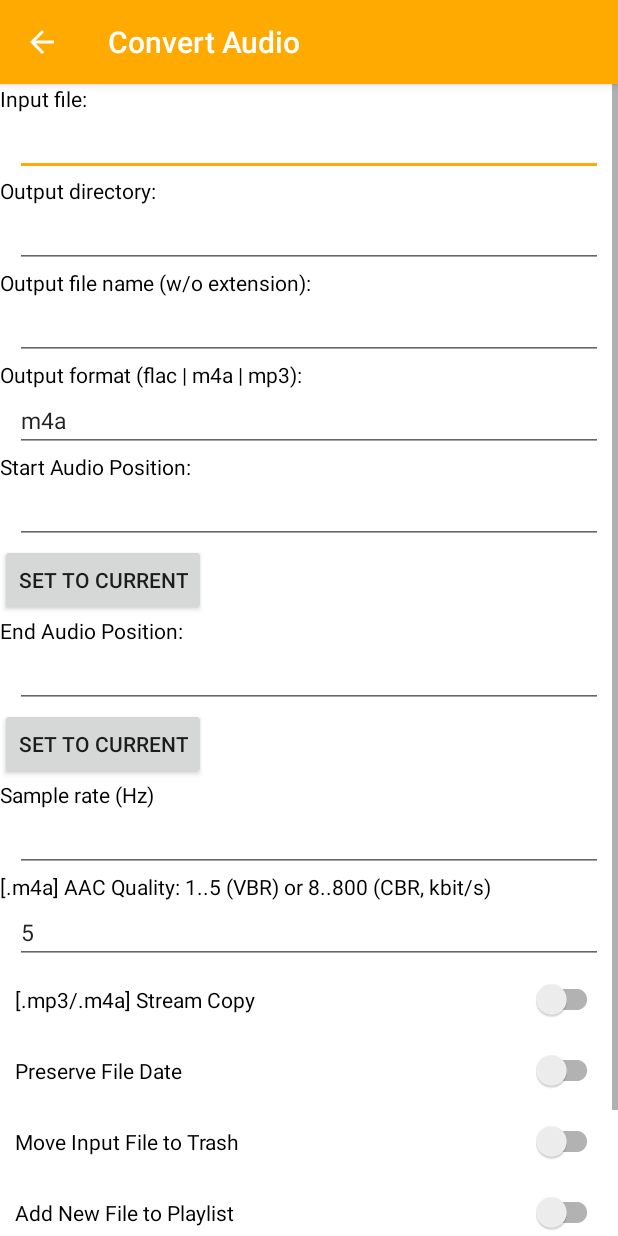
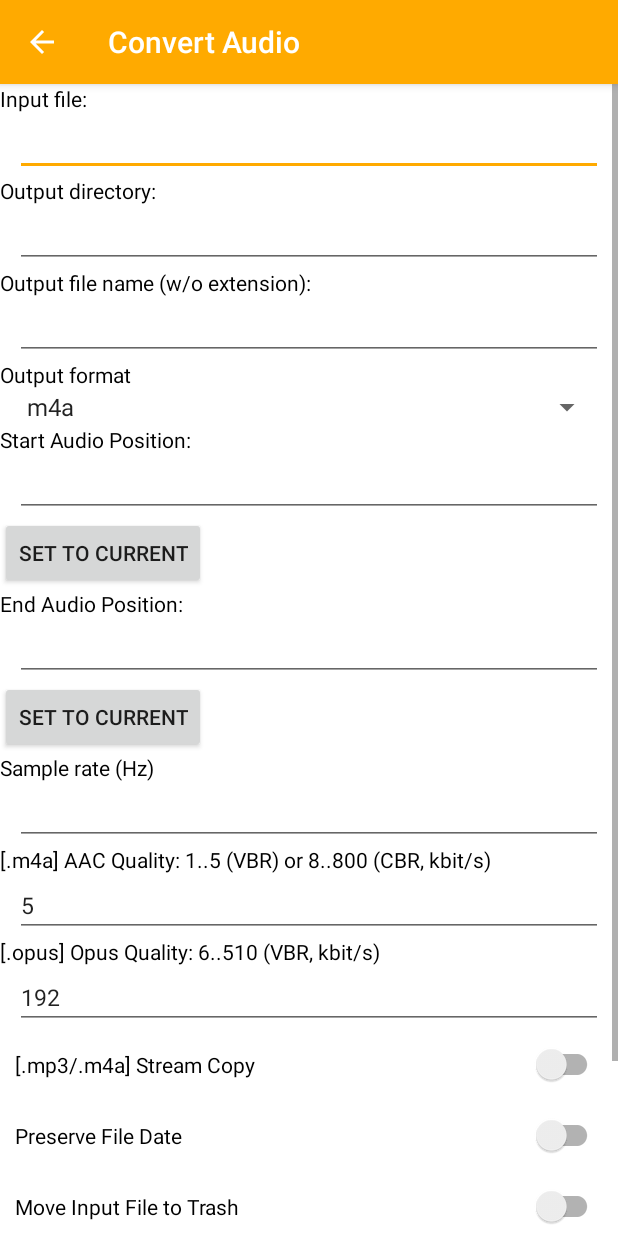
Before and after one commit to stsaz/phiola, an Android app: the screen it shows after launch (ConvertActivity), in the options menu, after a tap on "File: Convert...", on a phone screen of 412 x 824 dp. Run offline under Robolectric (Android 15) with nearby library versions, the phone set to English and light mode, and no system bars; network calls fail; pictures from the network do not load; 6 statements that could not run were skipped.

Commit message:
+ Android: Opus recording

```diff
--- a/android/phiola/src/main/java/com/github/stsaz/phiola/ConvertActivity.java
+++ b/android/phiola/src/main/java/com/github/stsaz/phiola/ConvertActivity.java
@@ -7,6 +7,7 @@ import android.os.Bundle;
 import android.os.Handler;
 import android.os.Looper;
 
+import android.widget.ArrayAdapter;
 import android.widget.Button;
 import android.widget.EditText;
 import android.widget.TextView;
@@ -51,18 +52,39 @@ public class ConvertActivity extends AppCompatActivity {
 		b.toname.setText(iname.substring(sl, pos));
 	}
 
+	private int conv_extension(String s) {
+		for (int i = 0;  i < core.setts.conv_extensions.length;  i++) {
+			if (core.setts.conv_extensions[i].equals(s))
+				return i;
+		}
+		return -1;
+	}
+
 	private void load() {
-		b.toext.setText(core.setts.conv_outext);
+		ArrayAdapter<String> adapter = new ArrayAdapter<>(
+			this,
+			android.R.layout.simple_spinner_item,
+			core.setts.conv_extensions
+		);
+		adapter.setDropDownViewResource(android.R.layout.simple_spinner_dropdown_item);
+		b.oext.setAdapter(adapter);
+		b.oext.setSelection(conv_extension(core.setts.conv_outext));
+
 		b.taacQ.setText(core.int_to_str(core.setts.conv_aac_quality));
+		b.topusQ.setText(core.int_to_str(core.setts.conv_opus_quality));
 		b.bcopy.setChecked(core.setts.conv_copy);
 	}
 
 	private void save() {
-		core.setts.conv_outext = b.toext.getText().toString();
+		core.setts.conv_outext = core.setts.conv_extensions[b.oext.getSelectedItemPosition()];
 		core.setts.conv_copy = b.bcopy.isChecked();
 		int v = core.str_to_uint(b.taacQ.getText().toString(), 0);
 		if (v != 0)
 			core.setts.conv_aac_quality = v;
+
+		v = core.str_to_uint(b.topusQ.getText().toString(), 0);
+		if (v != 0)
+			core.setts.conv_opus_quality = v;
 	}
 
 	@Override
@@ -93,6 +115,7 @@ public class ConvertActivity extends AppCompatActivity {
 		p.copy = b.bcopy.isChecked();
 		p.sample_rate = core.str_to_uint(b.tsampleRate.getText().toString(), 0);
 		p.aac_quality = core.str_to_uint(b.taacQ.getText().toString(), 0);
+		p.opus_quality = core.str_to_uint(b.topusQ.getText().toString(), 0);
 
 		if (b.bpreserveDate.isChecked())
 			p.flags |= Phiola.ConvertParams.F_DATE_PRESERVE;
@@ -100,7 +123,10 @@ public class ConvertActivity extends AppCompatActivity {
 			p.flags |= Phiola.ConvertParams.F_OVERWRITE;
 
 		iname = b.tiname.getText().toString();
-		oname = String.format("%s/%s.%s", b.todir.getText().toString(), b.toname.getText().toString(), b.toext.getText().toString());
+		oname = String.format("%s/%s.%s"
+			, b.todir.getText().toString()
+			, b.toname.getText().toString()
+			, core.setts.conv_extensions[b.oext.getSelectedItemPosition()]);
 		core.phiola.convert(iname, oname, p,
 			(result) -> {
 				Handler mloop = new Handler(Looper.getMainLooper());
--- a/android/phiola/src/main/java/com/github/stsaz/phiola/Core.java
+++ b/android/phiola/src/main/java/com/github/stsaz/phiola/Core.java
@@ -27,12 +27,27 @@ class CoreSettings {
 
 	String rec_path; // directory for recordings
 	String rec_enc, rec_fmt;
-	int enc_bitrate, rec_buf_len_ms, rec_until_sec, rec_gain_db100;
+	int rec_bitrate, rec_buf_len_ms, rec_until_sec, rec_gain_db100;
 	boolean rec_danorm, rec_exclusive;
+	static final String[] rec_formats = {
+		"AAC-LC",
+		"AAC-HE",
+		"AAC-HEv2",
+		"FLAC",
+		"Opus"
+	};
 
 	String conv_outext;
 	int conv_aac_quality;
+	int conv_opus_quality;
 	boolean conv_copy;
+	static final String[] conv_extensions = {
+		"m4a",
+		"opus",
+		"flac",
+		"wav",
+		"mp3",
+	};
 
 	CoreSettings(Core core) {
 		this.core = core;
@@ -44,12 +59,13 @@ class CoreSettings {
 
 		rec_path = "";
 		rec_enc = "AAC-LC";
-		enc_bitrate = 192;
+		rec_bitrate = 192;
 		rec_buf_len_ms = 500;
 		rec_until_sec = 3600;
 
 		conv_outext = "m4a";
 		conv_aac_quality = 5;
+		conv_opus_quality = 192;
 	}
 
 	@SuppressLint("DefaultLocale")
@@ -67,7 +83,7 @@ class CoreSettings {
 
 				String.format("rec_path %s\n", rec_path) +
 				String.format("rec_enc %s\n", rec_enc) +
-				String.format("rec_bitrate %d\n", enc_bitrate) +
+				String.format("rec_bitrate %d\n", rec_bitrate) +
 				String.format("rec_buf_len %d\n", rec_buf_len_ms) +
 				String.format("rec_until %d\n", rec_until_sec) +
 				String.format("rec_danorm %d\n", core.bool_to_int(rec_danorm)) +
@@ -76,6 +92,7 @@ class CoreSettings {
 
 				String.format("conv_outext %s\n", conv_outext) +
 				String.format("conv_aac_quality %d\n", conv_aac_quality) +
+				String.format("conv_opus_quality %d\n", conv_opus_quality) +
 				String.format("conv_copy %d\n", core.bool_to_int(conv_copy));
 	}
 
@@ -92,13 +109,15 @@ class CoreSettings {
 			rec_fmt = "m4a";
 		} else if (rec_enc.equals("FLAC")) {
 			rec_fmt = "flac";
+		} else if (rec_enc.equals("Opus")) {
+			rec_fmt = "opus";
 		} else {
 			rec_fmt = "m4a";
 			rec_enc = "AAC-LC";
 		}
 
-		if (enc_bitrate <= 0)
-			enc_bitrate = 192;
+		if (rec_bitrate <= 0)
+			rec_bitrate = 192;
 		if (rec_buf_len_ms <= 0)
 			rec_buf_len_ms = 500;
 		if (rec_until_sec < 0)
@@ -132,7 +151,7 @@ class CoreSettings {
 		else if (k.equals("rec_enc"))
 			rec_enc = v;
 		else if (k.equals("rec_bitrate"))
-			enc_bitrate = core.str_to_uint(v, enc_bitrate);
+			rec_bitrate = core.str_to_uint(v, rec_bitrate);
 		else if (k.equals("rec_buf_len"))
 			rec_buf_len_ms = core.str_to_uint(v, rec_buf_len_ms);
 		else if (k.equals("rec_danorm"))
@@ -148,6 +167,8 @@ class CoreSettings {
 			conv_outext = v;
 		else if (k.equals("conv_aac_quality"))
 			conv_aac_quality = core.str_to_uint(v, conv_aac_quality);
+		else if (k.equals("conv_opus_quality"))
+			conv_opus_quality = core.str_to_uint(v, conv_opus_quality);
 		else if (k.equals("conv_copy"))
 			conv_copy = core.str_to_bool(v);
 		else
--- a/android/phiola/src/main/java/com/github/stsaz/phiola/Phiola.java
+++ b/android/phiola/src/main/java/com/github/stsaz/phiola/Phiola.java
@@ -39,6 +39,7 @@ class Phiola {
 		boolean copy;
 		int sample_rate;
 		int aac_quality;
+		int opus_quality;
 	}
 	interface ConvertCallback {
 		void on_finish(String result);
@@ -50,6 +51,8 @@ class Phiola {
 		static final int REC_AACHE = 1;
 		static final int REC_AACHE2 = 2;
 		static final int REC_FLAC = 3;
+		static final int REC_OPUS = 4;
+		static final int REC_OPUS_VOICE = 5;
 		int format;
 
 		static final int RECF_EXCLUSIVE = 1;
--- a/android/phiola/src/main/java/com/github/stsaz/phiola/Track.java
+++ b/android/phiola/src/main/java/com/github/stsaz/phiola/Track.java
@@ -367,6 +367,8 @@ class Track {
 			p.format = Phiola.RecordParams.REC_AACHE2;
 		else if (core.setts.rec_enc.equals("FLAC"))
 			p.format = Phiola.RecordParams.REC_FLAC;
+		else if (core.setts.rec_enc.equals("Opus"))
+			p.format = Phiola.RecordParams.REC_OPUS;
 
 		if (core.setts.rec_exclusive)
 			p.flags |= Phiola.RecordParams.RECF_EXCLUSIVE;
@@ -375,7 +377,7 @@ class Track {
 		if (core.setts.rec_danorm)
 			p.flags |= Phiola.RecordParams.RECF_DANORM;
 
-		p.quality = core.setts.enc_bitrate;
+		p.quality = core.setts.rec_bitrate;
 		p.buf_len_msec = core.setts.rec_buf_len_ms;
 		p.gain_db100 = core.setts.rec_gain_db100;
 		p.until_sec = core.setts.rec_until_sec;
@@ -400,7 +402,7 @@ class Track {
 			trec.mr.setAudioSource(MediaRecorder.AudioSource.MIC);
 			trec.mr.setOutputFormat(MediaRecorder.OutputFormat.MPEG_4);
 			trec.mr.setAudioEncoder(MediaRecorder.AudioEncoder.AAC);
-			trec.mr.setAudioEncodingBitRate(core.setts.enc_bitrate * 1000);
+			trec.mr.setAudioEncodingBitRate(core.setts.rec_bitrate * 1000);
 			trec.mr.setOutputFile(out);
 			trec.mr.prepare();
 			trec.mr.start();
--- a/android/phiola/src/main/res/layout/convert.xml
+++ b/android/phiola/src/main/res/layout/convert.xml
@@ -53,13 +53,10 @@
 			android:layout_height="wrap_content"
 			android:text="@string/conv_out_fmt"
 			android:textColor="@color/text" />
-		<EditText
-			android:id="@+id/toext"
-			android:layout_width="match_parent"
-			android:layout_height="wrap_content"
+		<Spinner android:id="@+id/oext"
+			android:layout_width="match_parent" android:layout_height="wrap_content"
 			android:layout_marginHorizontal="10dp"
-			android:inputType="text"
-			android:textSize="@dimen/text_editbox" />
+			/>
 
 		<TextView
 			android:layout_width="match_parent"
@@ -118,6 +115,16 @@
 			android:inputType="text"
 			android:textSize="@dimen/text_editbox" />
 
+		<TextView
+			android:layout_width="match_parent" android:layout_height="wrap_content"
+			android:text="@string/conv_opus_q"
+			android:textColor="@color/text" />
+		<EditText android:id="@+id/topus_q"
+			android:layout_width="match_parent" android:layout_height="wrap_content"
+			android:layout_marginHorizontal="10dp"
+			android:inputType="text"
+			android:textSize="@dimen/text_editbox" />
+
 		<androidx.appcompat.widget.SwitchCompat
 			android:id="@+id/bcopy"
 			android:layout_width="match_parent"
--- a/android/phiola/src/main/res/values/strings.xml
+++ b/android/phiola/src/main/res/values/strings.xml
@@ -40,15 +40,15 @@
 	<string name="sett_file_del">Don\'t Move Files to Trash</string>
 	<string name="sett_trash_dir">Trash Directory (relative to storage mount-point):</string>
 	<string name="sett_quick_move_dir">Quick-Move Directory:</string>
+	<string name="sett_data_dir">App Data Directory</string>
 
 	<string name="sett_recording">Recording</string>
-	<string name="sett_data_dir">App Data Directory</string>
 	<string name="sett_rec_dir">Directory for Recordings</string>
-	<string name="sett_rec_enc">Encoder (AAC-LC | AAC-HE | AAC-HEv2 | FLAC):</string>
-	<string name="sett_bitrate">Encoder Bitrate (kbit/sec):</string>
+	<string name="sett_rec_enc">Encoder</string>
+	<string name="sett_rec_bitrate">Encoder Bitrate (kbit/sec):</string>
 	<string name="sett_rec_buf_len">Buffer Length (msec):</string>
 	<string name="sett_rec_until">Auto-Stop After (sec):</string>
-	<string name="sett_danorm">Dynamic Audio Normalizer</string>
+	<string name="sett_rec_danorm">Dynamic Audio Normalizer</string>
 	<string name="sett_rec_gain">Gain/attenuate (dB):</string>
 	<string name="sett_rec_exclusive">Exclusive Mode</string>
 
@@ -59,12 +59,13 @@
 	<string name="conv_input_file">Input file:</string>
 	<string name="conv_out_dir">Output directory:</string>
 	<string name="conv_out_name">Output file name (w/o extension):</string>
-	<string name="conv_out_fmt">Output format (flac | m4a | mp3):</string>
+	<string name="conv_out_fmt">Output format</string>
 	<string name="conv_apos_start">Start Audio Position:</string>
 	<string name="conv_from_set_cur">Set To Current</string>
 	<string name="conv_apos_end">End Audio Position:</string>
 	<string name="conv_sample_rate">Sample rate (Hz)</string>
 	<string name="conv_aac_q">[.m4a] AAC Quality: 1..5 (VBR) or 8..800 (CBR, kbit/s)</string>
+	<string name="conv_opus_q">[.opus] Opus Quality: 6..510 (VBR, kbit/s)</string>
 	<string name="conv_copy">[.mp3/.m4a] Stream Copy</string>
 	<string name="conv_preserve_date">Preserve File Date</string>
 	<string name="conv_trash_orig">Move Input File to Trash</string>
```
Also changed, not shown: android/phiola/src/main/java/com/github/stsaz/phiola/SettingsActivity.java (+22 -4 lines), android/phiola/src/main/res/layout/settings.xml (+4 -5 lines), 3 other files.
